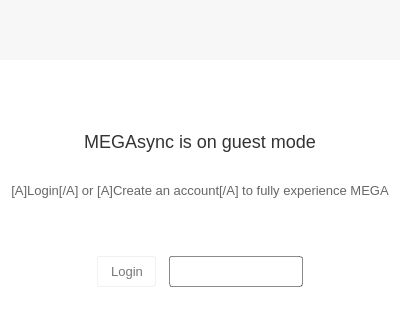
This is src/MEGASync/gui/win/GuestWidget.ui in meganz/MEGAsync as Qt 5 draws it before an edit. The edited form follows.
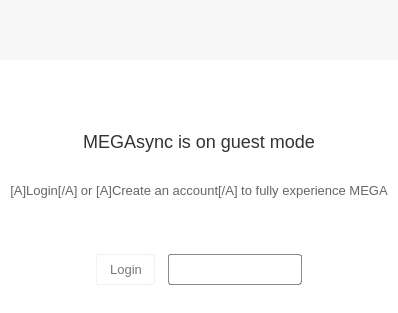
This is the edited form. Icons and pictures are not drawn. Custom widgets are drawn as their Qt base class.

Commit message: GUI fixes for the new main dialog on Windows and Linux

What changed in the file:
```diff
--- a/src/MEGASync/gui/win/GuestWidget.ui
+++ b/src/MEGASync/gui/win/GuestWidget.ui
@@ -6,8 +6,8 @@
    <rect>
     <x>0</x>
     <y>0</y>
-    <width>400</width>
-    <height>315</height>
+    <width>398</width>
+    <height>313</height>
    </rect>
   </property>
   <property name="sizePolicy">
@@ -18,14 +18,14 @@
   </property>
   <property name="minimumSize">
    <size>
-    <width>400</width>
-    <height>315</height>
+    <width>398</width>
+    <height>313</height>
    </size>
   </property>
   <property name="maximumSize">
    <size>
-    <width>400</width>
-    <height>315</height>
+    <width>398</width>
+    <height>313</height>
    </size>
   </property>
   <property name="windowTitle">
@@ -133,7 +133,7 @@
      </property>
      <property name="minimumSize">
       <size>
-       <width>400</width>
+       <width>398</width>
        <height>114</height>
       </size>
      </property>
@@ -181,13 +181,13 @@
           <widget class="ActiveTransfer" name="wActiveDownload" native="true">
            <property name="minimumSize">
             <size>
-             <width>400</width>
+             <width>398</width>
              <height>60</height>
             </size>
            </property>
            <property name="maximumSize">
             <size>
-             <width>400</width>
+             <width>398</width>
              <height>60</height>
             </size>
            </property>
```
The commit also changes 1 other file.
